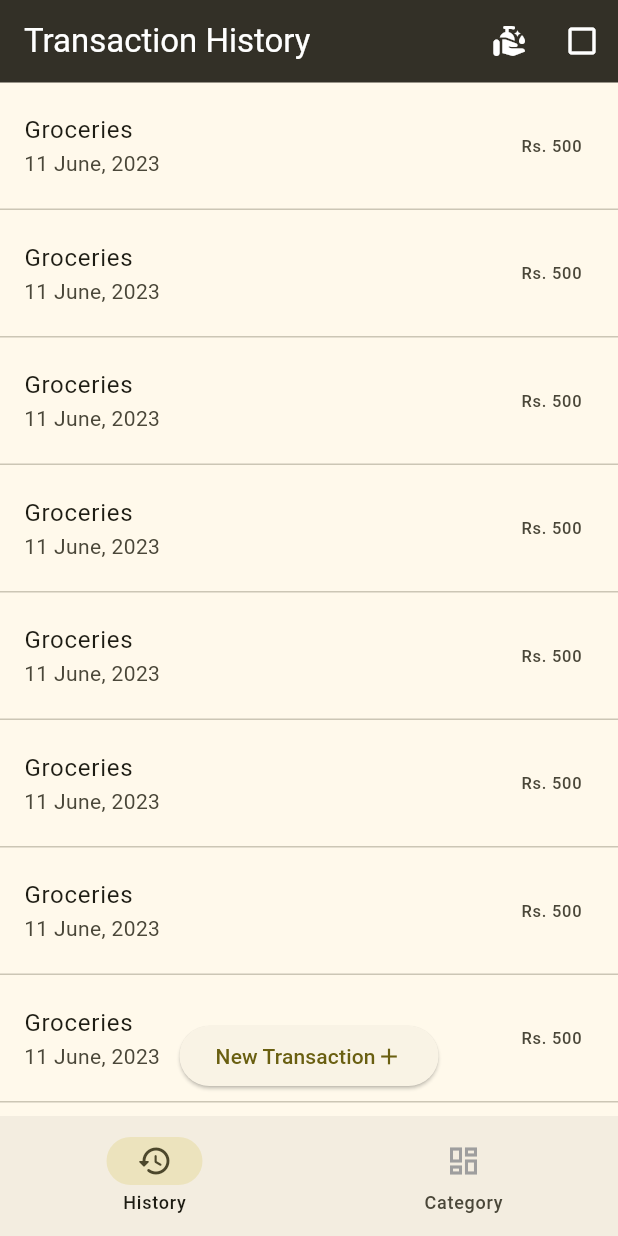
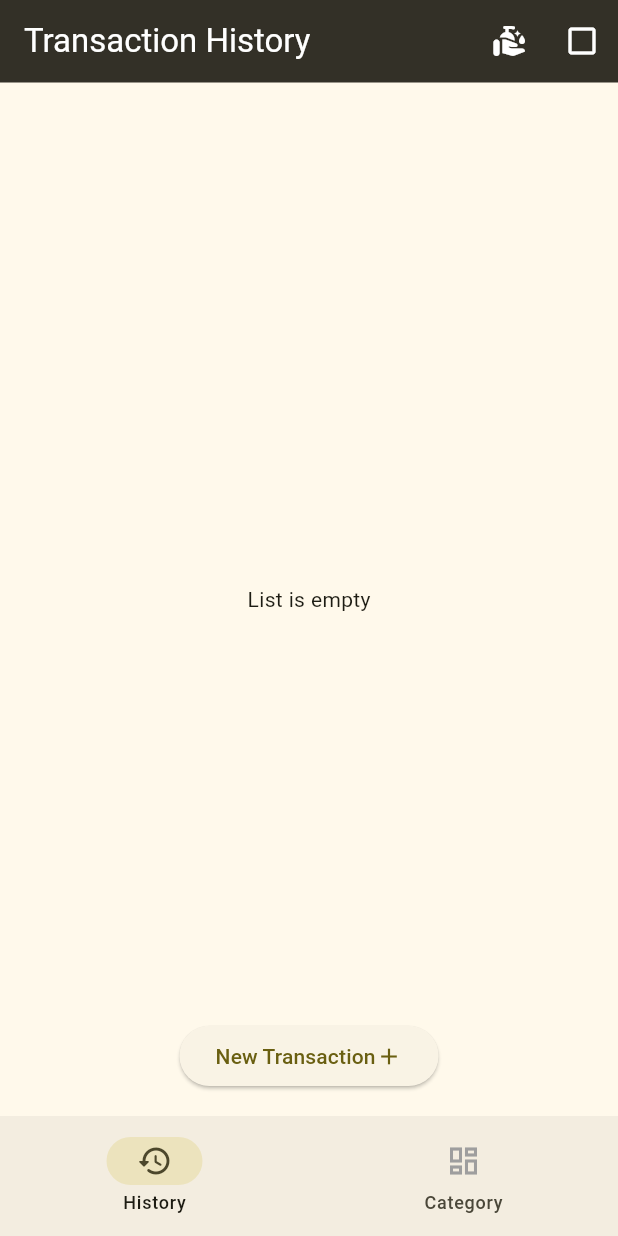
Before and after one commit to shaderone/money_mapper, a Flutter app: the screen it shows after launch, on a phone screen of 412 x 824 dp. Run offline on Flutter 3.47's test engine with Material 2 defaults, Android fonts, the phone set to English and light mode, and no system bars; our stand-ins replace hive_flutter; accounts and stored records are empty.

Commit message:
Create function to add new Transaction

```diff
--- /dev/null
+++ b/lib/models/transaction/transaction_model.dart
@@ -0,0 +1,25 @@
+import 'package:hive_flutter/adapters.dart';
+import 'package:money_management_app/models/category/category_model.dart';
+part 'transaction_model.g.dart';
+
+@HiveType(typeId: 2)
+class TransactionModel {
+  @HiveField(0)
+  final String purpose;
+  @HiveField(1)
+  final double amount;
+  @HiveField(2)
+  final DateTime date;
+  @HiveField(3)
+  final CategoryModel transactionCategory;
+  @HiveField(4)
+  final CategoryType categoryType;
+
+  TransactionModel({
+    required this.purpose,
+    required this.amount,
+    required this.date,
+    required this.transactionCategory,
+    required this.categoryType,
+  });
+}
--- a/lib/screens/pages/transaction/transaction_page.dart
+++ b/lib/screens/pages/transaction/transaction_page.dart
@@ -1,5 +1,10 @@
 import 'package:flutter/material.dart';
+import 'package:hive_flutter/hive_flutter.dart';
+import 'package:intl/intl.dart';
 import 'package:money_management_app/screens/home/home_screen.dart';
+
+import '../../../db/transaction/transaction_db.dart';
+import '../../../models/transaction/transaction_model.dart';
 
 class TransactionPage extends StatefulWidget {
   const TransactionPage({super.key});
@@ -9,23 +14,25 @@ class TransactionPage extends StatefulWidget {
 }
 
 class _TransactionPageState extends State<TransactionPage> {
+  final Box<TransactionModel> transactionBox = Hive.box(transactionDBName);
+
   @override
   Widget build(BuildContext context) {
-    return const Scaffold(
-      appBar: PreferredSize(
+    return Scaffold(
+      appBar: const PreferredSize(
         preferredSize: Size.fromHeight(55.0),
         child: TransactionAppbarWidget(),
       ),
       /* TransactionListWidget list all transction using a listView */
-      body: SafeArea(child: TransactionListWidget()),
+      body: SafeArea(
+        child: TransactionListWidget(transactionBox: transactionBox),
+      ),
     );
   }
 }
 
 class TransactionAppbarWidget extends StatelessWidget {
-  const TransactionAppbarWidget({
-    super.key,
-  });
+  const TransactionAppbarWidget({super.key});
 
   @override
   Widget build(BuildContext context) {
@@ -46,27 +53,44 @@ class TransactionAppbarWidget extends StatelessWidget {
 }
 
 class TransactionListWidget extends StatelessWidget {
+  final Box<TransactionModel> transactionBox;
   const TransactionListWidget({
     super.key,
+    required this.transactionBox,
   });
 
   @override
   Widget build(BuildContext context) {
-    return ListView.separated(
+    return ValueListenableBuilder(
+        valueListenable: transactionBox.listenable(),
+        builder: (BuildContext context, Box<TransactionModel> transactionBox, Widget? _) {
+          return transactionBox.length == 0
+              ? const Center(
+                  child: Text("List is empty"),
+                )
+              : ListView.separated(
                   physics: const BouncingScrollPhysics(),
-      itemCount: 10,
-      separatorBuilder: (BuildContext context, int index) {
+                  itemCount: transactionBox.length,
+                  itemBuilder: (BuildContext context, int index) {
+                    final tranasction = transactionBox.values.toList()[index];
+                    final parsedDate = DateFormat.yMMMd().format(tranasction.date);
                     return ListTile(
                       minVerticalPadding: 20,
                       onTap: () {},
-          title: const Text("Groceries"),
-          subtitle: const Text("11 June, 2023"),
-          trailing: const Text("Rs. 500"),
+                      title: Text(
+                        tranasction.purpose,
+                        style: const TextStyle(
+                          fontWeight: FontWeight.bold,
+                        ),
+                      ),
+                      subtitle: Text(parsedDate),
+                      trailing: Text(tranasction.amount.toString()),
                     );
                   },
-      itemBuilder: (BuildContext context, int index) {
-        return index == 0 ? const SizedBox() : const Divider(height: 1);
+                  separatorBuilder: (BuildContext context, int index) {
+                    return const Divider(height: 1);
                   },
                 );
+        });
   }
 }
```
Also changed, not shown: lib/db/transaction/transaction_db.dart (added, +33 -0 lines), lib/main.dart (+8 -0 lines), lib/screens/pages/transaction/add_transaction_page.dart (+38 -15 lines), lib/models/transaction/transaction_model.g.dart (added). Lines whose indentation alone changed are shown as unchanged.
